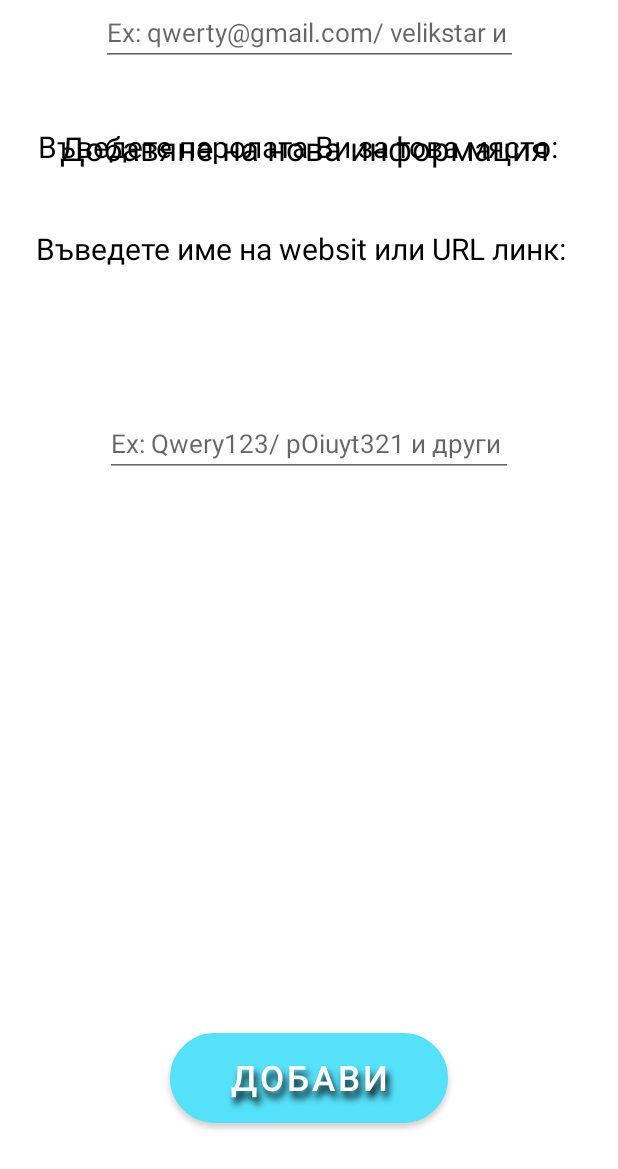
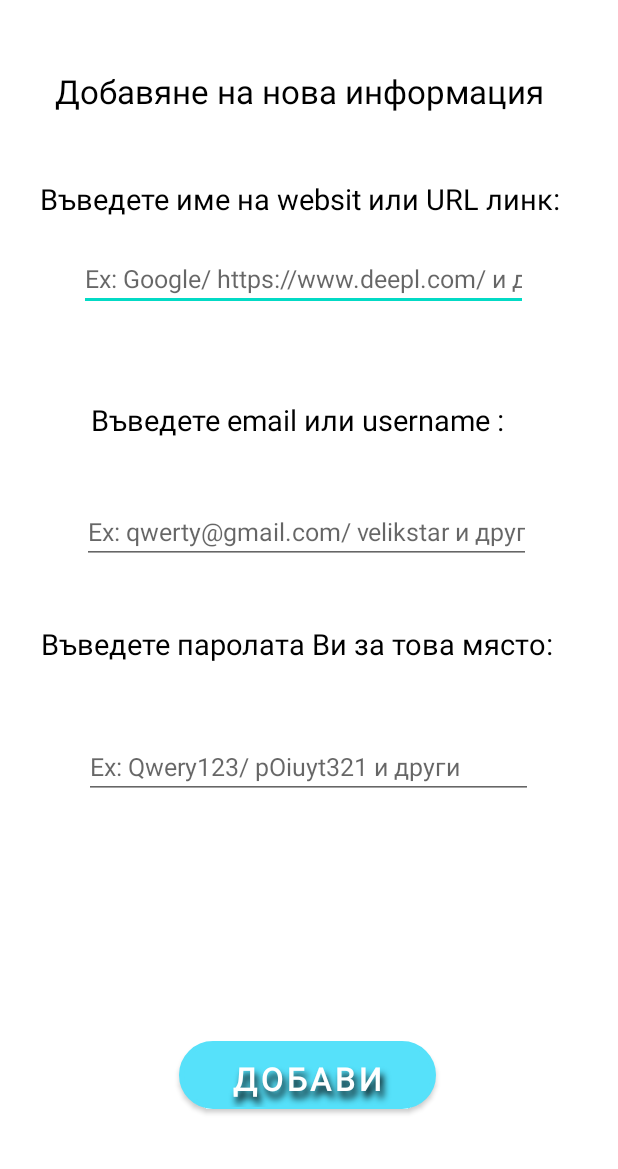
Before and after one commit to alexhr05/PersonalI-Information-app, an Android app: the layout adding_new_information.xml on its own in the app's theme, with its tools: preview values and no code run, on a phone screen of 412 x 824 dp. Shown: the top 1169 px of the screen. Run offline under Robolectric (Android 15) with nearby library versions, the phone set to English and light mode, and no system bars.

Commit message:
add responsive design to adding and editing layout

```diff
--- a/app/src/main/res/layout/adding_new_information.xml
+++ b/app/src/main/res/layout/adding_new_information.xml
@@ -8,121 +8,121 @@
 
     <TextView
         android:id="@+id/txtError"
-        android:layout_width="357dp"
-        android:layout_height="60dp"
-        android:layout_marginStart="36dp"
-        android:layout_marginTop="564dp"
-        android:layout_marginEnd="18dp"
-        android:layout_marginBottom="9dp"
-        android:text=""
+        android:layout_width="@dimen/_240sdp"
+        android:layout_height="wrap_content"
         android:textColor="@android:color/holo_red_dark"
-        android:textSize="20dp"
-        app:layout_constraintBottom_toTopOf="@+id/btnSaveInformation"
-        app:layout_constraintEnd_toEndOf="parent"
-        app:layout_constraintHorizontal_bias="0.0"
-        app:layout_constraintStart_toStartOf="parent"
-        app:layout_constraintTop_toTopOf="parent"
-        app:layout_constraintVertical_bias="0.0" />
+        android:textSize="@dimen/_18sdp"
+        app:layout_constraintBottom_toBottomOf="parent"
+        app:layout_constraintEnd_toStartOf="@+id/guidelineEnd"
+        app:layout_constraintHorizontal_bias="0.451"
+        app:layout_constraintStart_toStartOf="@+id/guideLineStart"
+        app:layout_constraintTop_toTopOf="@+id/guideline6"
+        app:layout_constraintVertical_bias="0.452" />
 
     <TextView
         android:id="@+id/txtTitle"
-        android:layout_width="332dp"
-        android:layout_height="39dp"
-        android:layout_marginTop="72dp"
+        android:layout_width="@dimen/_260sdp"
+        android:layout_height="wrap_content"
+        android:layout_marginTop="36dp"
         android:text="Добавяне на нова информация"
         android:textColor="@color/black"
-        android:textSize="22sp"
+        android:textSize="@dimen/_17sdp"
         app:layout_constraintBottom_toTopOf="@+id/txtWebsite"
-        app:layout_constraintEnd_toEndOf="parent"
-        app:layout_constraintStart_toStartOf="parent"
+        app:layout_constraintEnd_toStartOf="@+id/guidelineEnd"
+        app:layout_constraintHorizontal_bias="0.428"
+        app:layout_constraintStart_toStartOf="@+id/guideLineStart"
         app:layout_constraintTop_toTopOf="parent"
-        app:layout_constraintVertical_bias="0.292" />
+        app:layout_constraintVertical_bias="0.18" />
 
     <EditText
         android:id="@+id/edTxtWebsite"
-        android:layout_width="336dp"
-        android:layout_height="42dp"
-        android:layout_marginBottom="84dp"
+        android:layout_width="@dimen/_230sdp"
+        android:layout_height="wrap_content"
         android:ems="10"
         android:hint="Ex: Google/ https://www.deepl.com/ и други"
         android:inputType="textPersonName"
-        android:textSize="17dp"
-        app:layout_constraintBottom_toTopOf="@+id/edTxtEmailUsername"
-        app:layout_constraintEnd_toEndOf="parent"
-        app:layout_constraintStart_toStartOf="parent" />
+        android:textSize="@dimen/_13sdp"
+        app:layout_constraintBottom_toTopOf="@+id/guideline5"
+        app:layout_constraintEnd_toStartOf="@+id/guidelineEnd"
+        app:layout_constraintHorizontal_bias="0.421"
+        app:layout_constraintStart_toStartOf="@+id/guideLineStart"
+        app:layout_constraintTop_toBottomOf="@+id/txtWebsite" />
 
     <TextView
         android:id="@+id/txtWebsite"
-        android:layout_width="364dp"
-        android:layout_height="33dp"
-        android:layout_marginStart="24dp"
-        android:layout_marginTop="152dp"
+        android:layout_width="@dimen/_274sdp"
+        android:layout_height="wrap_content"
+        android:layout_marginTop="100dp"
         android:text="Въведете име на websit или URL линк:"
         android:textColor="@color/black"
-        android:textSize="20dp"
+        android:textSize="@dimen/_15sdp"
         app:layout_constraintBottom_toTopOf="@+id/edTxtWebsite"
-        app:layout_constraintStart_toStartOf="parent"
+        app:layout_constraintEnd_toStartOf="@+id/guidelineEnd"
+        app:layout_constraintHorizontal_bias="0.333"
+        app:layout_constraintStart_toStartOf="@+id/guideLineStart"
         app:layout_constraintTop_toTopOf="parent"
         app:layout_constraintVertical_bias="0.0" />
 
     <EditText
         android:id="@+id/edTxtEmailUsername"
-        android:layout_width="278dp"
-        android:layout_height="44dp"
+        android:layout_width="@dimen/_230sdp"
+        android:layout_height="wrap_content"
         android:ems="10"
         android:hint="Ex: qwerty@gmail.com/ velikstar и други"
         android:inputType="textPersonName"
-        android:textSize="17dp"
-        app:layout_constraintEnd_toEndOf="parent"
-        app:layout_constraintStart_toStartOf="parent"
-        tools:layout_editor_absoluteY="343dp" />
+        android:textSize="@dimen/_13sdp"
+        app:layout_constraintBottom_toTopOf="@+id/txtPassword"
+        app:layout_constraintEnd_toStartOf="@+id/guidelineEnd"
+        app:layout_constraintHorizontal_bias="0.45"
+        app:layout_constraintStart_toStartOf="@+id/guideLineStart"
+        app:layout_constraintTop_toBottomOf="@+id/txtEmailUsername" />
 
     <TextView
         android:id="@+id/txtEmailUsername"
-        android:layout_width="301dp"
-        android:layout_height="36dp"
-        android:layout_marginStart="88dp"
+        android:layout_width="@dimen/_222sdp"
+        android:layout_height="wrap_content"
         android:text="Въведете email или username :"
         android:textColor="@color/black"
-        android:textSize="20dp"
+        android:textSize="@dimen/_15sdp"
         app:layout_constraintBottom_toTopOf="@+id/edTxtEmailUsername"
-        app:layout_constraintStart_toStartOf="parent"
-        app:layout_constraintTop_toBottomOf="@+id/edTxtWebsite"
-        app:layout_constraintVertical_bias="0.673" />
+        app:layout_constraintEnd_toStartOf="@+id/guidelineEnd"
+        app:layout_constraintHorizontal_bias="0.465"
+        app:layout_constraintStart_toStartOf="@+id/guideLineStart"
+        app:layout_constraintTop_toTopOf="@+id/guideline5"
+        app:layout_constraintVertical_bias="0.666" />
 
     <TextView
         android:id="@+id/txtPassword"
-        android:layout_width="360dp"
-        android:layout_height="27dp"
-        android:layout_marginTop="40dp"
+        android:layout_width="@dimen/_270sdp"
+        android:layout_height="wrap_content"
+        android:layout_marginBottom="36dp"
         android:text="Въведете паролата Ви за това място:"
         android:textColor="@color/black"
-        android:textSize="20dp"
-        app:layout_constraintBottom_toTopOf="@+id/txtError"
-        app:layout_constraintEnd_toEndOf="parent"
-        app:layout_constraintHorizontal_bias="0.49"
-        app:layout_constraintStart_toStartOf="parent"
-        app:layout_constraintTop_toBottomOf="@+id/edTxtEmailUsername"
-        app:layout_constraintVertical_bias="0.0" />
+        android:textSize="@dimen/_15sdp"
+        app:layout_constraintBottom_toTopOf="@+id/guideline6"
+        app:layout_constraintEnd_toStartOf="@+id/guidelineEnd"
+        app:layout_constraintHorizontal_bias="0.285"
+        app:layout_constraintStart_toStartOf="@+id/guideLineStart" />
 
     <EditText
         android:id="@+id/edTxtPassword"
-        android:layout_width="272dp"
-        android:layout_height="44dp"
+        android:layout_width="@dimen/_230sdp"
+        android:layout_height="wrap_content"
         android:ems="10"
         android:hint="Ex: Qwery123/ pOiuyt321 и други"
         android:inputType="textPersonName"
-        android:textSize="17dp"
+        android:textSize="@dimen/_13sdp"
         app:layout_constraintBottom_toTopOf="@+id/txtError"
-        app:layout_constraintEnd_toEndOf="parent"
-        app:layout_constraintStart_toStartOf="parent"
-        app:layout_constraintTop_toBottomOf="@+id/txtPassword"
-        app:layout_constraintVertical_bias="0.377" />
+        app:layout_constraintEnd_toStartOf="@+id/guidelineEnd"
+        app:layout_constraintHorizontal_bias="0.47"
+        app:layout_constraintStart_toStartOf="@+id/guideLineStart"
+        app:layout_constraintTop_toTopOf="@+id/guideline6"
+        app:layout_constraintVertical_bias="0.117" />
 
     <Button
         android:id="@+id/btnSaveInformation"
-        android:layout_width="185dp"
-        android:layout_height="wrap_content"
+        android:layout_width="@dimen/_132sdp"
+        android:layout_height="@dimen/_35sdp"
         android:layout_marginTop="9dp"
         android:layout_marginBottom="52dp"
         android:background="@drawable/buttonshape"
@@ -132,10 +132,39 @@
         android:shadowRadius="6"
         android:text="Добави"
         android:textColor="#FFFFFF"
-        android:textSize="23sp"
+        android:textSize="@dimen/_17sdp"
         app:layout_constraintBottom_toBottomOf="parent"
-        app:layout_constraintEnd_toEndOf="parent"
-        app:layout_constraintStart_toStartOf="parent"
+        app:layout_constraintEnd_toStartOf="@+id/guidelineEnd"
+        app:layout_constraintHorizontal_bias="0.486"
+        app:layout_constraintStart_toStartOf="@+id/guideLineStart"
         app:layout_constraintTop_toBottomOf="@+id/txtError" />
 
+    <androidx.constraintlayout.widget.Guideline
+        android:id="@+id/guideLineStart"
+        android:layout_width="wrap_content"
+        android:layout_height="wrap_content"
+        android:orientation="vertical"
+        app:layout_constraintGuide_percent="0.05" />
+
+    <androidx.constraintlayout.widget.Guideline
+        android:id="@+id/guidelineEnd"
+        android:layout_width="wrap_content"
+        android:layout_height="wrap_content"
+        android:orientation="vertical"
+        app:layout_constraintGuide_percent="0.96" />
+
+    <androidx.constraintlayout.widget.Guideline
+        android:id="@+id/guideline5"
+        android:layout_width="wrap_content"
+        android:layout_height="wrap_content"
+        android:orientation="horizontal"
+        app:layout_constraintGuide_percent="0.275" />
+
+    <androidx.constraintlayout.widget.Guideline
+        android:id="@+id/guideline6"
+        android:layout_width="wrap_content"
+        android:layout_height="wrap_content"
+        android:orientation="horizontal"
+        app:layout_constraintGuide_percent="0.58" />
+
 </androidx.constraintlayout.widget.ConstraintLayout>
```
Also changed, not shown: app/src/main/java/com/example/personalinformationapp/AppUtils.java (added, +18 -0 lines), app/src/main/res/layout/editing_existing_elements.xml (+133 -86 lines), app/src/main/res/layout/information_view.xml (+29 -16 lines).
